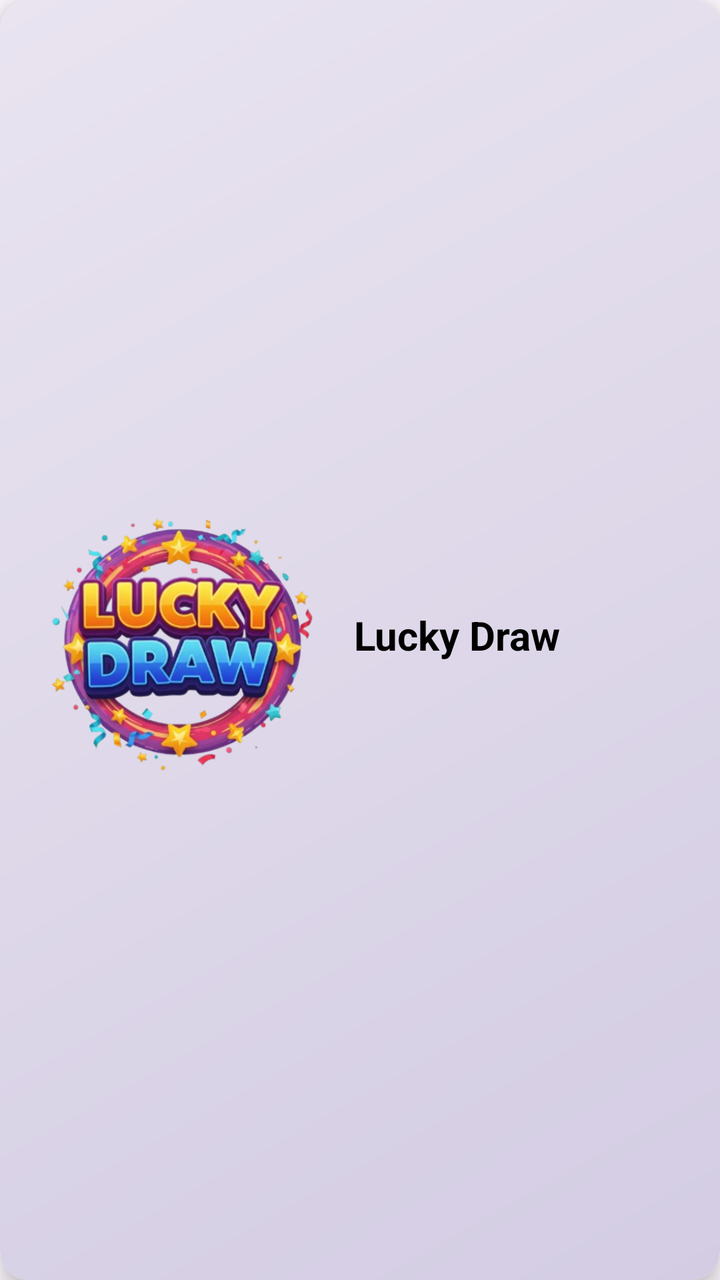
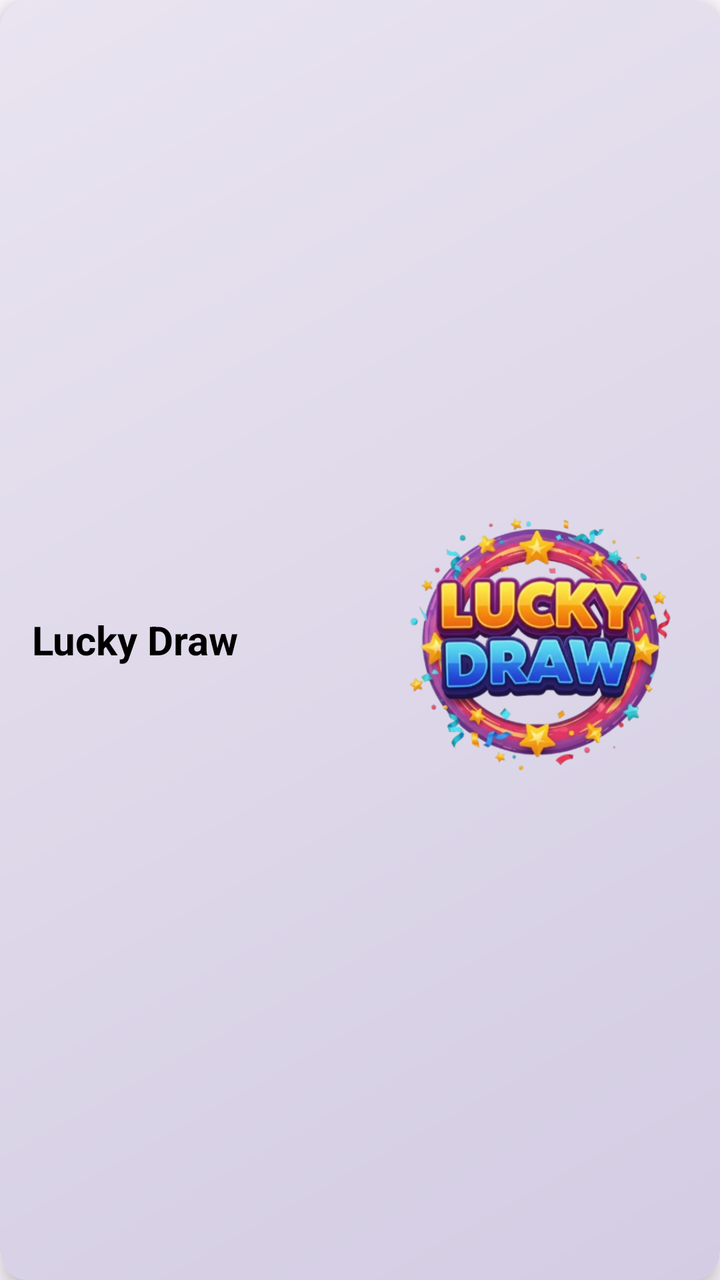

An Android layout rendered at two revisions. The XML below is the earlier revision; the diff shows what the commit changed to produce the second picture.
<!-- AndroidManifest.xml: application theme Theme.RGamer -->
<!-- res/layout/card_lucky_draw.xml -->
<?xml version="1.0" encoding="utf-8"?>
<androidx.cardview.widget.CardView
    xmlns:android="http://schemas.android.com/apk/res/android"
    xmlns:app="http://schemas.android.com/apk/res-auto"
    android:id="@+id/card_lucky_draw"
    android:layout_width="match_parent"
    android:layout_height="157dp"
    android:layout_marginBottom="12dp"
    app:cardCornerRadius="14dp"
    app:cardElevation="6dp">

    <LinearLayout
        android:layout_width="match_parent"
        android:layout_height="match_parent"
        android:background="@drawable/bg_card_gradient"
        android:padding="16dp"
        android:orientation="horizontal"
        android:gravity="center_vertical">

        <ImageView
            android:layout_width="149dp"
            android:layout_height="133dp"
            android:src="@drawable/ic_lucky" />

        <TextView
            android:layout_width="218dp"
            android:layout_height="32dp"
            android:layout_marginStart="12dp"
            android:text="Lucky Draw"
            android:textColor="@color/black"
            android:textSize="20dp"
            android:textStyle="bold" />

    </LinearLayout>
</androidx.cardview.widget.CardView>
<!-- resources referenced by this layout -->
<resources>
  <color name="black">#FF000000</color>
  <!-- drawable bg_card_gradient (drawable) -->
  <?xml version="1.0" encoding="utf-8"?>
  <shape xmlns:android="http://schemas.android.com/apk/res/android"
      android:shape="rectangle">
  
      
      <corners android:radius="14dp" />
  
      
      <gradient
          android:startColor="#D3CCE3"
          android:endColor="#E9E4F0"
          android:angle="135" />
  
  </shape>
  <!-- drawable ic_lucky: png bitmap (drawable, 203433 bytes) -->
  <style name="Theme.RGamer" parent="Base.Theme.RGamer" />
  <style name="Base.Theme.RGamer" parent="Theme.Material3.DayNight.NoActionBar">
          
          
      </style>
</resources>

<!-- the commit's change to res/layout/card_lucky_draw.xml (unified diff, before → after) -->
@@ -17,19 +17,21 @@
         android:orientation="horizontal"
         android:gravity="center_vertical">
 
+        
+        <TextView
+            android:layout_width="0dp"
+            android:layout_height="wrap_content"
+            android:layout_weight="1"
+            android:text="Lucky Draw"
+            android:textColor="@color/black"
+            android:textSize="20sp"
+            android:textStyle="bold" />
+
+        
         <ImageView
             android:layout_width="149dp"
             android:layout_height="133dp"
             android:src="@drawable/ic_lucky" />
 
-        <TextView
-            android:layout_width="218dp"
-            android:layout_height="32dp"
-            android:layout_marginStart="12dp"
-            android:text="Lucky Draw"
-            android:textColor="@color/black"
-            android:textSize="20dp"
-            android:textStyle="bold" />
-
     </LinearLayout>
 </androidx.cardview.widget.CardView>
